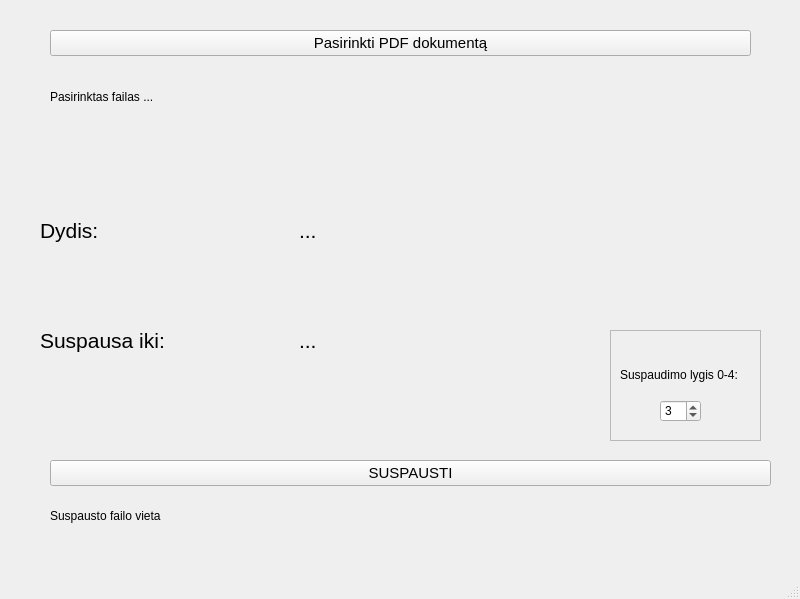
Paulius11/pdf-spaudimas, file data/untitled.ui: the form before one commit.
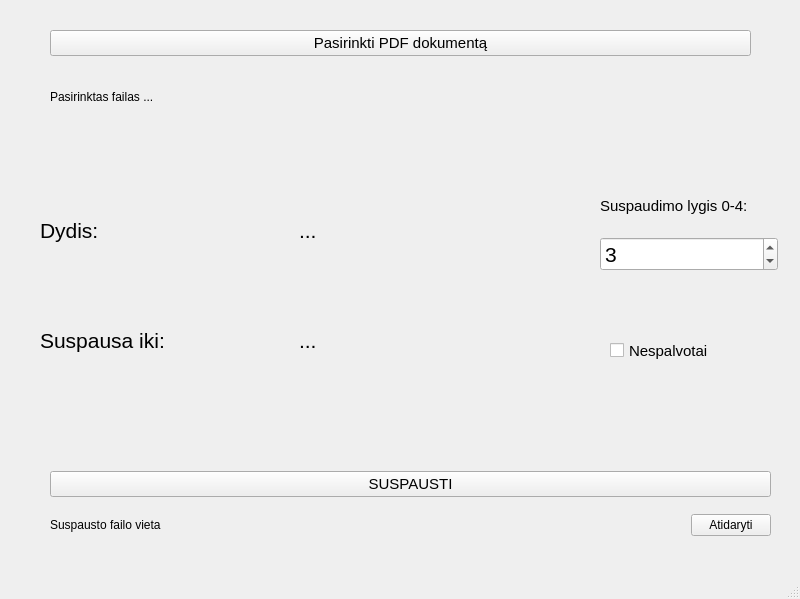
The form after the commit.

Commit message: Add graystile compress

Diff of the .ui file:
```diff
--- a/data/untitled.ui
+++ b/data/untitled.ui
@@ -154,7 +154,7 @@
       <x>50</x>
       <y>460</y>
       <width>721</width>
-      <height>80</height>
+      <height>89</height>
      </rect>
     </property>
     <layout class="QVBoxLayout" name="verticalLayout_2">
@@ -176,50 +176,59 @@
       </widget>
      </item>
      <item>
+      <layout class="QHBoxLayout" name="horizontalLayout_3">
+       <item>
       <widget class="QLabel" name="label_3">
+         <property name="sizePolicy">
+          <sizepolicy hsizetype="MinimumExpanding" vsizetype="Preferred">
+           <horstretch>0</horstretch>
+           <verstretch>0</verstretch>
+          </sizepolicy>
+         </property>
        <property name="text">
         <string>Suspausto failo vieta</string>
        </property>
       </widget>
      </item>
-    </layout>
+       <item>
+        <widget class="QPushButton" name="pushButton_open_file">
+         <property name="text">
+          <string>Atidaryti</string>
+         </property>
+        </widget>
+       </item>
+      </layout>
+     </item>
+    </layout>
    </widget>
-   <widget class="QFrame" name="frame">
+   <widget class="QWidget" name="verticalLayoutWidget_3">
     <property name="geometry">
      <rect>
-      <x>610</x>
-      <y>330</y>
-      <width>151</width>
-      <height>111</height>
+      <x>600</x>
+      <y>180</y>
+      <width>178</width>
+      <height>91</height>
      </rect>
     </property>
-    <property name="frameShape">
-     <enum>QFrame::StyledPanel</enum>
-    </property>
-    <property name="frameShadow">
-     <enum>QFrame::Raised</enum>
-    </property>
+    <layout class="QVBoxLayout" name="verticalLayout_3">
+     <item>
     <widget class="QLabel" name="label_4">
-     <property name="geometry">
-      <rect>
-       <x>10</x>
-       <y>20</y>
-       <width>158</width>
-       <height>50</height>
-      </rect>
+       <property name="font">
+        <font>
+         <pointsize>11</pointsize>
+        </font>
      </property>
      <property name="text">
       <string>Suspaudimo lygis 0-4:</string>
      </property>
     </widget>
+     </item>
+     <item>
     <widget class="QSpinBox" name="spinBox">
-     <property name="geometry">
-      <rect>
-       <x>50</x>
-       <y>70</y>
-       <width>41</width>
-       <height>22</height>
-      </rect>
+       <property name="font">
+        <font>
+         <pointsize>16</pointsize>
+        </font>
      </property>
      <property name="maximum">
       <number>4</number>
@@ -228,6 +237,26 @@
       <number>3</number>
      </property>
     </widget>
+     </item>
+    </layout>
+   </widget>
+   <widget class="QCheckBox" name="checkBox">
+    <property name="geometry">
+     <rect>
+      <x>610</x>
+      <y>340</y>
+      <width>121</width>
+      <height>21</height>
+     </rect>
+    </property>
+    <property name="font">
+     <font>
+      <pointsize>11</pointsize>
+     </font>
+    </property>
+    <property name="text">
+     <string>Nespalvotai</string>
+    </property>
    </widget>
   </widget>
   <widget class="QMenuBar" name="menubar">
```
Lines whose indentation alone changed are shown as unchanged. The commit also changes 2 other files.
